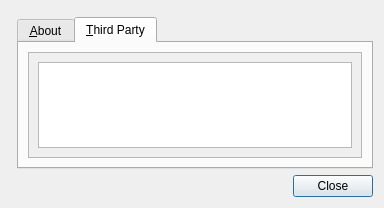
Before: the Qt Designer form src/UserInterface/src/Dialog/AboutDialog.ui in till213/SkyDolly, drawn with Qt 5.
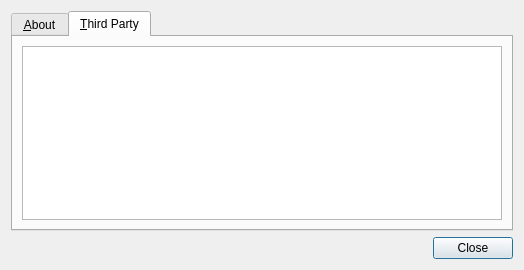
After: the same form once the commit is applied. The open tabs and pages were chosen to show the change. Icons and pictures are not drawn. Custom widgets are drawn as their Qt base class.

Commit message:
About third-party
- Initial git hash code

```diff
--- a/src/UserInterface/src/Dialog/AboutDialog.ui
+++ b/src/UserInterface/src/Dialog/AboutDialog.ui
@@ -6,31 +6,15 @@
    <rect>
     <x>0</x>
     <y>0</y>
-    <width>384</width>
-    <height>208</height>
+    <width>520</width>
+    <height>270</height>
    </rect>
   </property>
   <property name="windowTitle">
    <string>About</string>
   </property>
-  <layout class="QGridLayout" name="gridLayout_2">
-   <item row="0" column="0" rowspan="2" colspan="2">
-    <widget class="QLabel" name="aboutLabel">
-     <property name="minimumSize">
-      <size>
-       <width>360</width>
-       <height>100</height>
-      </size>
-     </property>
-     <property name="text">
-      <string/>
-     </property>
-     <property name="alignment">
-      <set>Qt::AlignCenter</set>
-     </property>
-    </widget>
-   </item>
-   <item row="1" column="1">
+  <layout class="QVBoxLayout" name="verticalLayout_2">
+   <item>
     <widget class="QTabWidget" name="tabWidget">
      <property name="currentIndex">
       <number>1</number>
@@ -39,8 +23,8 @@
       <attribute name="title">
        <string>&amp;About</string>
       </attribute>
-      <layout class="QGridLayout" name="gridLayout">
-       <item row="0" column="0">
+      <layout class="QVBoxLayout" name="verticalLayout">
+       <item>
         <layout class="QHBoxLayout" name="horizontalLayout">
          <item>
           <spacer name="horizontalSpacer">
@@ -101,47 +85,50 @@
          </item>
         </layout>
        </item>
+       <item>
+        <widget class="QLabel" name="aboutLabel">
+         <property name="minimumSize">
+          <size>
+           <width>480</width>
+           <height>100</height>
+          </size>
+         </property>
+         <property name="text">
+          <string/>
+         </property>
+         <property name="alignment">
+          <set>Qt::AlignCenter</set>
+         </property>
+        </widget>
+       </item>
       </layout>
      </widget>
      <widget class="QWidget" name="tab_2">
       <attribute name="title">
        <string>&amp;Third Party</string>
       </attribute>
-      <layout class="QGridLayout" name="gridLayout_4">
+      <layout class="QGridLayout" name="gridLayout">
        <item row="0" column="0">
-        <widget class="QScrollArea" name="scrollArea">
-         <property name="widgetResizable">
+        <widget class="HyperlinkTextEdit" name="creditsTextEdit">
+         <property name="minimumSize">
+          <size>
+           <width>480</width>
+           <height>0</height>
+          </size>
+         </property>
+         <property name="undoRedoEnabled">
+          <bool>false</bool>
+         </property>
+         <property name="readOnly">
           <bool>true</bool>
          </property>
-         <widget class="QWidget" name="scrollAreaWidgetContents">
-          <property name="geometry">
-           <rect>
-            <x>0</x>
-            <y>0</y>
-            <width>281</width>
-            <height>95</height>
-           </rect>
-          </property>
-          <layout class="QGridLayout" name="gridLayout_3">
-           <item row="0" column="0">
-            <widget class="QTextEdit" name="creditsTextEdit">
-             <property name="undoRedoEnabled">
-              <bool>false</bool>
-             </property>
-             <property name="readOnly">
-              <bool>true</bool>
-             </property>
-            </widget>
-           </item>
-          </layout>
-         </widget>
         </widget>
        </item>
       </layout>
      </widget>
     </widget>
    </item>
-   <item row="2" column="0" colspan="2">
+   <item>
     <widget class="QDialogButtonBox" name="buttonBox">
      <property name="orientation">
       <enum>Qt::Horizontal</enum>
@@ -153,6 +140,13 @@
    </item>
   </layout>
  </widget>
+ <customwidgets>
+  <customwidget>
+   <class>HyperlinkTextEdit</class>
+   <extends>QTextEdit</extends>
+   <header location="global">Widget/HyperlinkTextEdit.h</header>
+  </customwidget>
+ </customwidgets>
  <resources>
   <include location="../../res/UserInterface.qrc"/>
  </resources>
```
Left out of the diff: 2 changed lines with no effect on the pictures. The commit also changes 9 other files.
